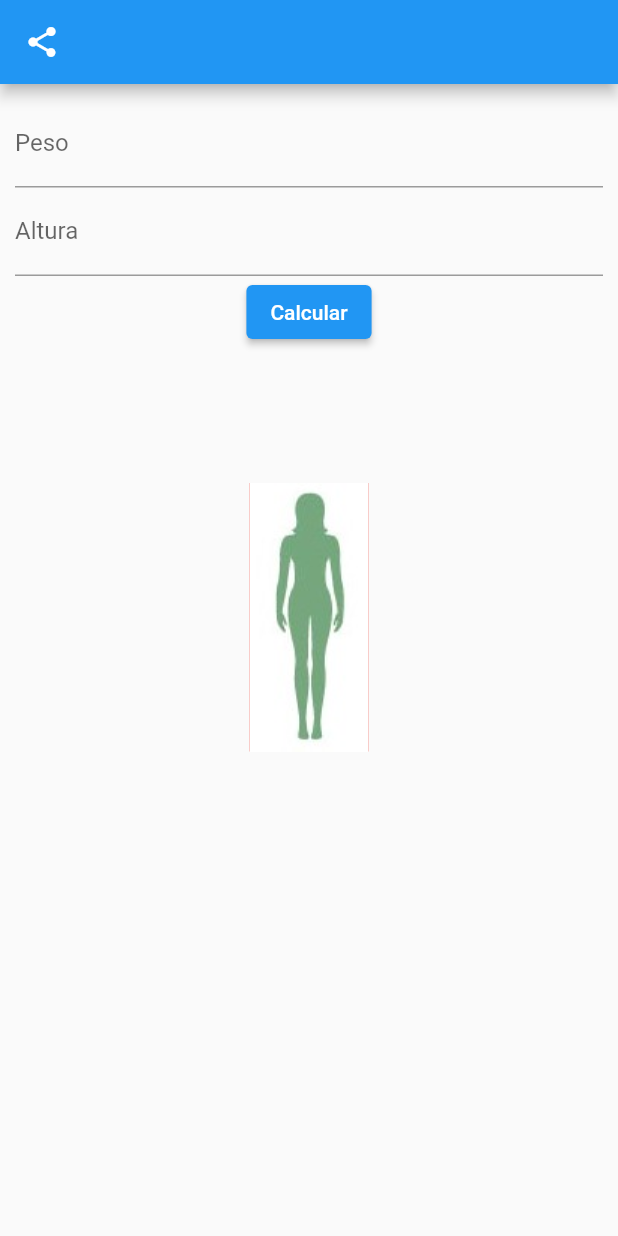
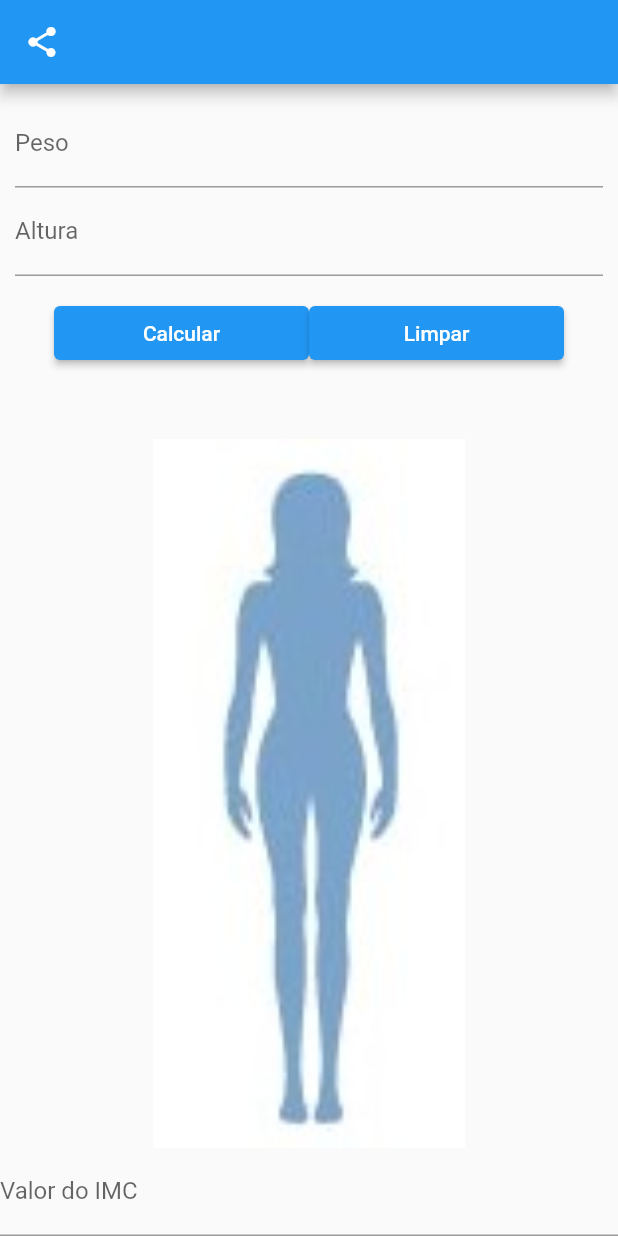
Before and after one commit to morikawa77/calculo_imc, a Flutter app: the screen it shows after launch, after a tap on "Calcular", on a phone screen of 412 x 824 dp. Run offline on Flutter 3.47's test engine with Material 2 defaults, Android fonts, the phone set to English and light mode, and no system bars.

Commit message:
class 03152023

```diff
--- a/lib/main.dart
+++ b/lib/main.dart
@@ -4,7 +4,62 @@ void main() {
   runApp(App());
 }
 
-class App extends StatelessWidget {
+class App extends StatefulWidget {
+
+  @override
+  State<App> createState() => _AppState();
+}
+
+class _AppState extends State<App> {
+
+  final txtPeso = TextEditingController();
+  final txtAltura = TextEditingController();
+  final txtIMC = TextEditingController();
+
+  String imagem = 'images/abaixo.jpg';
+
+  double? imc;
+
+  void calcular() {
+    double peso = double.parse(txtPeso.text);
+    double altura = double.parse(txtAltura.text);
+
+    setState(() => imc = peso / (altura * altura));
+
+    if (imc! < 18.5)
+      setState(() {
+        imagem = 'images/abaixo.jpg';
+        txtIMC.text = imc.toString();
+      });
+    else if (imc! < 24.9)
+      setState(() {
+        imagem = 'images/ideal.jpg';
+        txtIMC.text = imc.toString();
+      });
+    else if (imc! < 29.9)
+      setState(() {
+        imagem = 'images/excesso.jpg';
+        txtIMC.text = imc.toString();
+      });
+    else if (imc! < 39.9)
+      setState(() {
+        imagem = 'images/obesidade1.jpg';
+        txtIMC.text = imc.toString();
+      });
+    else
+      setState(() {
+        imagem = 'images/obesidade2.jpg';
+        txtIMC.text = imc.toString();
+      });
+
+  }
+
+  void limpar() {
+    setState(() {
+      txtPeso.text = "";
+      txtAltura.text = "";
+    });
+  }
 
   @override
   Widget build(BuildContext context) {
@@ -26,31 +81,54 @@ class App extends StatelessWidget {
                 child: Column(
                   children: [
                     TextField(
+                      controller: txtPeso,
                       decoration: InputDecoration(
                         labelText: "Peso"
                       ),
                     ),
                     TextField(
+                      controller: txtAltura,
                       decoration: InputDecoration(
                         labelText: "Altura"
                       ),
                     ),
-                    ElevatedButton(
-                      onPressed: (){},
-                      child: Text("Calcular"),
+                    Container(
+                      width: double.infinity,
+                      margin: EdgeInsets.all(10),
+                      child: ListTile(
+                        title: Row(
+                          children: [
+                            Expanded(
+                              child: ElevatedButton(
+                                onPressed: calcular,
+                                child: Text("Calcular"),
+                              ),
+                            ),
+                          Expanded(
+                            child: ElevatedButton(
+                            onPressed: limpar,
+                            child: Text("Limpar"),
+                            ),
+                          ),
+                          ],)
+                      )
                     ),
                   ],
                 ),
               ),
             ),
-            Flexible(
+            Expanded(
               flex: 2,
-              child: Container(
-                color: Colors.red,
-                margin: EdgeInsets.all(10),
-                child: Image.asset('images/ideal.jpg'),
+              child: FittedBox(
+                child: Image.asset(imagem),
               ),
             ),
+            TextField(
+                        controller: txtIMC,
+                        decoration: InputDecoration(
+                          labelText: "Valor do IMC"
+                        ),
+                      )
           ],
         ),
       ),
```
